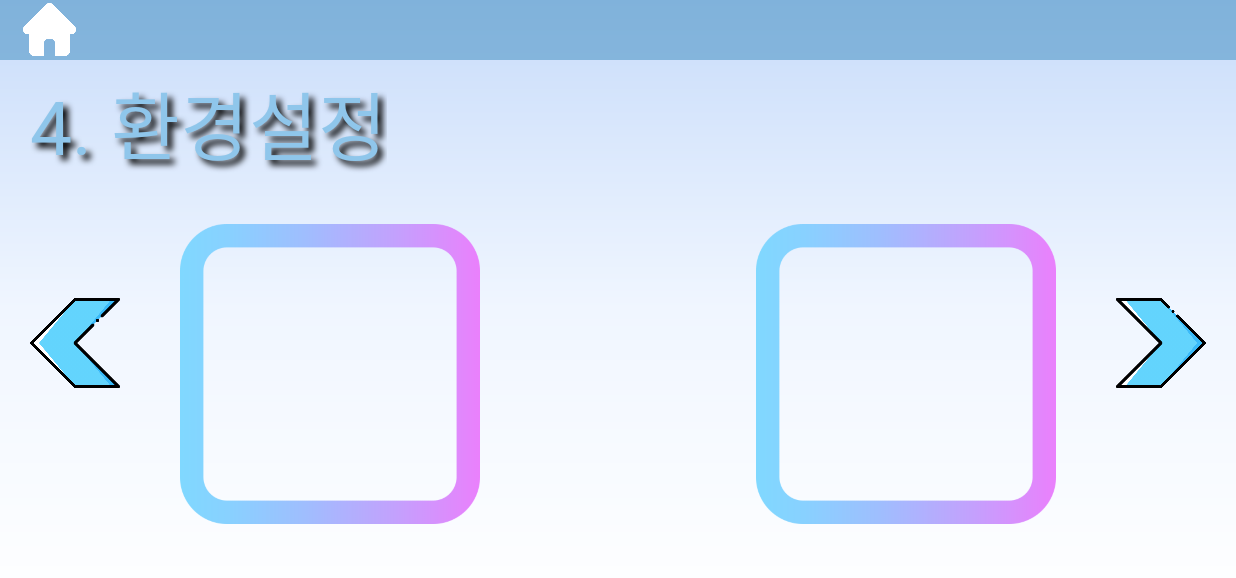
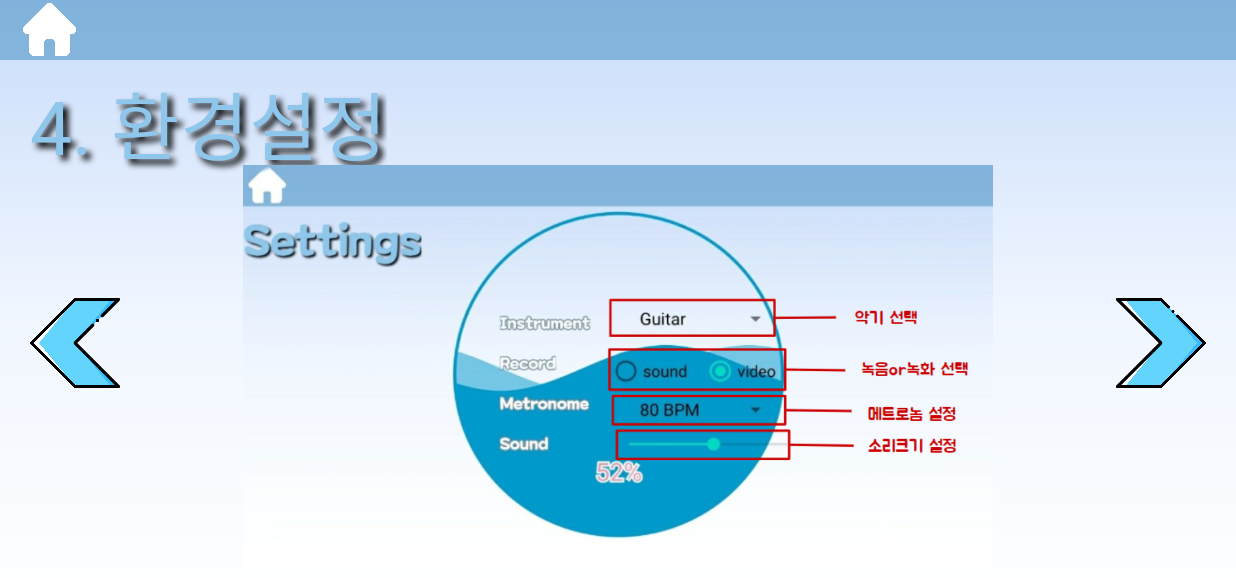
Before and after one commit to ansgml9884/air-musician, an Android app: the HelpActivity5 screen opened directly, with no data from a screen before it, on a phone screen of 824 x 412 dp (held sideways). Shown: the top 578 px of the screen. Run offline under Robolectric (Android 15) with nearby library versions, the phone set to English and light mode, and no system bars.

Commit message:
put back record

```diff
--- a/app/src/main/java/com/example/mediapipemultihandstrackingapp/activity/MediaPlayActivity.java
+++ b/app/src/main/java/com/example/mediapipemultihandstrackingapp/activity/MediaPlayActivity.java
@@ -9,7 +9,6 @@ import android.widget.MediaController;
 import android.widget.VideoView;
 import androidx.appcompat.app.AppCompatActivity;
 import com.example.mediapipemultihandstrackingapp.R;
-
 
 public class MediaPlayActivity extends AppCompatActivity {
 
--- a/app/src/main/res/layout/activity_help5.xml
+++ b/app/src/main/res/layout/activity_help5.xml
@@ -47,28 +47,17 @@
         android:layout_marginLeft="20dp"
         />
 
+
     <ImageView
         android:id="@+id/square1"
-        android:layout_width="200dp"
-        android:layout_height="200dp"
-        android:background="@drawable/square"
+        android:layout_width="500dp"
+        android:layout_height="270dp"
+        android:background="@drawable/setting_image"
         app:layout_constraintLeft_toRightOf="@id/leftBtn"
-        app:layout_constraintTop_toBottomOf="@id/settingTitle"
-        android:layout_marginTop="30dp"
-        android:layout_marginLeft="40dp"
+        app:layout_constraintRight_toLeftOf="@id/rightBtn"
+        app:layout_constraintTop_toBottomOf="@id/up_tv"
+        android:layout_marginTop="70dp"
         />
-
-    <ImageView
-        android:id="@+id/square2"
-        android:layout_width="200dp"
-        android:layout_height="200dp"
-        android:background="@drawable/square"
-        app:layout_constraintRight_toLeftOf="@id/rightBtn"
-        app:layout_constraintTop_toBottomOf="@id/settingTitle"
-        android:layout_marginTop="30dp"
-        android:layout_marginRight="40dp"
-        />
-
 
 
     <ImageButton
```
Also changed, not shown: app/src/main/java/com/example/mediapipemultihandstrackingapp/MyMusicActivity.java (+12 -0 lines), app/src/main/res/layout/media_player.xml (+8 -14 lines), app/src/main/res/drawable/setting_image.png (added), app/src/main/res/layout/activity_main.xml (line endings or trailing spaces).
